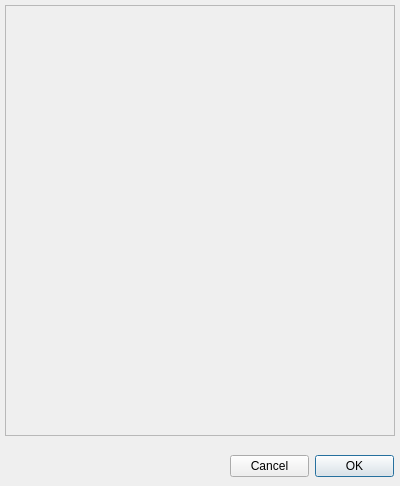
The window that app/abstract_inputs_window.ui (stfbnc/FATool) describes before a commit, drawn with Qt 5.
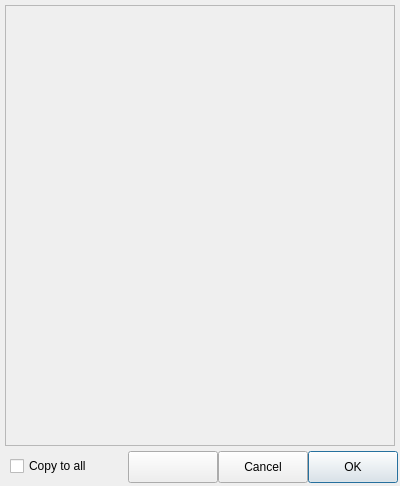
The same window after the commit.

Commit message: abstract inputs window completed

```diff
--- a/app/abstract_inputs_window.ui
+++ b/app/abstract_inputs_window.ui
@@ -28,7 +28,7 @@
      <x>5</x>
      <y>5</y>
      <width>390</width>
-     <height>431</height>
+     <height>441</height>
     </rect>
    </property>
    <property name="sizePolicy">
@@ -52,60 +52,80 @@
       <x>0</x>
       <y>0</y>
       <width>388</width>
-      <height>429</height>
+      <height>439</height>
      </rect>
     </property>
+    <property name="sizePolicy">
+     <sizepolicy hsizetype="Preferred" vsizetype="Minimum">
+      <horstretch>0</horstretch>
+      <verstretch>0</verstretch>
+     </sizepolicy>
+    </property>
    </widget>
   </widget>
-  <widget class="QWidget" name="layoutWidget">
+  <widget class="QPushButton" name="okButton">
    <property name="geometry">
     <rect>
-     <x>230</x>
+     <x>308</x>
+     <y>451</y>
+     <width>90</width>
+     <height>32</height>
+    </rect>
+   </property>
+   <property name="sizePolicy">
+    <sizepolicy hsizetype="Minimum" vsizetype="Fixed">
+     <horstretch>0</horstretch>
+     <verstretch>0</verstretch>
+    </sizepolicy>
+   </property>
+   <property name="text">
+    <string>OK</string>
+   </property>
+   <property name="shortcut">
+    <string>Return</string>
+   </property>
+   <property name="default">
+    <bool>true</bool>
+   </property>
+  </widget>
+  <widget class="QPushButton" name="cancelButton">
+   <property name="geometry">
+    <rect>
+     <x>218</x>
+     <y>451</y>
+     <width>90</width>
+     <height>32</height>
+    </rect>
+   </property>
+   <property name="text">
+    <string>Cancel</string>
+   </property>
+  </widget>
+  <widget class="QCheckBox" name="allCheckBox">
+   <property name="geometry">
+    <rect>
+     <x>10</x>
      <y>450</y>
-     <width>164</width>
+     <width>110</width>
      <height>32</height>
     </rect>
    </property>
-   <layout class="QHBoxLayout" name="horizontalLayout">
-    <item>
-     <widget class="QPushButton" name="cancelButton">
-      <property name="text">
-       <string>Cancel</string>
-      </property>
-      <property name="autoExclusive">
-       <bool>false</bool>
-      </property>
-      <property name="autoDefault">
-       <bool>false</bool>
-      </property>
-      <property name="default">
-       <bool>false</bool>
-      </property>
-     </widget>
-    </item>
-    <item>
-     <widget class="QPushButton" name="okButton">
-      <property name="text">
-       <string>OK</string>
-      </property>
-      <property name="shortcut">
-       <string>Return</string>
-      </property>
-      <property name="autoExclusive">
-       <bool>false</bool>
-      </property>
-      <property name="autoDefault">
-       <bool>false</bool>
-      </property>
-      <property name="default">
-       <bool>true</bool>
-      </property>
-      <property name="flat">
-       <bool>false</bool>
-      </property>
-     </widget>
-    </item>
-   </layout>
+   <property name="text">
+    <string>Copy to all</string>
+   </property>
+  </widget>
+  <widget class="QPushButton" name="thirdButton">
+   <property name="geometry">
+    <rect>
+     <x>128</x>
+     <y>451</y>
+     <width>90</width>
+     <height>32</height>
+    </rect>
+   </property>
+   <property name="text">
+    <string/>
+   </property>
   </widget>
  </widget>
  <resources/>
```
Left out of the diff: 2 changed lines with no effect on the pictures. The commit also changes 3 other files.
